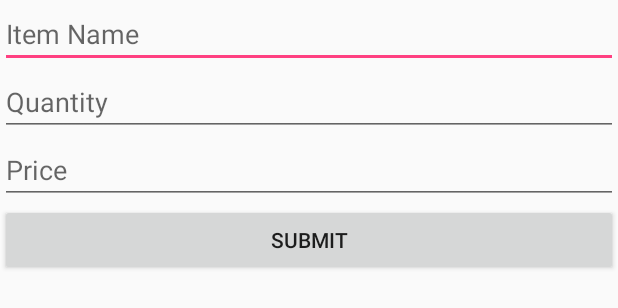
After one commit to shankar75031/Appster, an Android app: the layout owner_item_add.xml on its own in the app's theme, with its tools: preview values and no code run, on a phone screen of 412 x 824 dp. The commit adds this screen. Shown: the top 308 px of the screen. Run offline under Robolectric (Android 15) with nearby library versions, the phone set to English and light mode, and no system bars.

Commit message:
add owner screen

```diff
--- a/app/src/main/res/layout/list_customer.xml
+++ b/app/src/main/res/layout/list_customer.xml
@@ -27,9 +27,9 @@
         android:id="@+id/button_customer_quantity_increase"
         android:layout_width="wrap_content"
         android:layout_height="wrap_content"
-        android:layout_alignBaseline="@+id/customer_quantity_decrease"
-        android:layout_alignBottom="@+id/customer_quantity_decrease"
-        android:layout_toStartOf="@+id/customer_quantity_decrease"
+        android:layout_alignBaseline="@+id/button_customer_quantity_decrease"
+        android:layout_alignBottom="@+id/button_customer_quantity_decrease"
+        android:layout_toStartOf="@+id/button_customer_quantity_decrease"
         android:text="^" />
 
     <Button
--- /dev/null
+++ b/app/src/main/res/layout/owner_item_add.xml
@@ -0,0 +1,32 @@
+<?xml version="1.0" encoding="utf-8"?>
+<LinearLayout
+    xmlns:android="http://schemas.android.com/apk/res/android"
+    android:layout_width="match_parent"
+    android:layout_height="match_parent"
+    android:orientation="vertical">
+
+    <EditText
+        android:id="@+id/owner_item_add_name"
+        android:layout_width="match_parent"
+        android:layout_height="wrap_content"
+        android:hint="Item Name"/>
+
+    <EditText
+        android:id="@+id/owner_item_add_qty"
+        android:layout_width="match_parent"
+        android:layout_height="wrap_content"
+        android:hint="Quantity"/>
+
+    <EditText
+        android:id="@+id/owner_item_add_price"
+        android:layout_width="match_parent"
+        android:layout_height="wrap_content"
+        android:hint="Price" />
+
+    <Button
+        android:id="@+id/button_owner_item_new"
+        android:layout_width="match_parent"
+        android:layout_height="wrap_content"
+        android:text="Submit"/>
+
+</LinearLayout>
```
Also changed, not shown: app/src/main/java/com/example/hbg/appster/AddItemActivity.java (+13 -1 lines), app/src/main/java/com/example/hbg/appster/NewItem.java (added, +27 -0 lines), app/src/main/res/layout/activity_owner_home.xml (+9 -2 lines).
